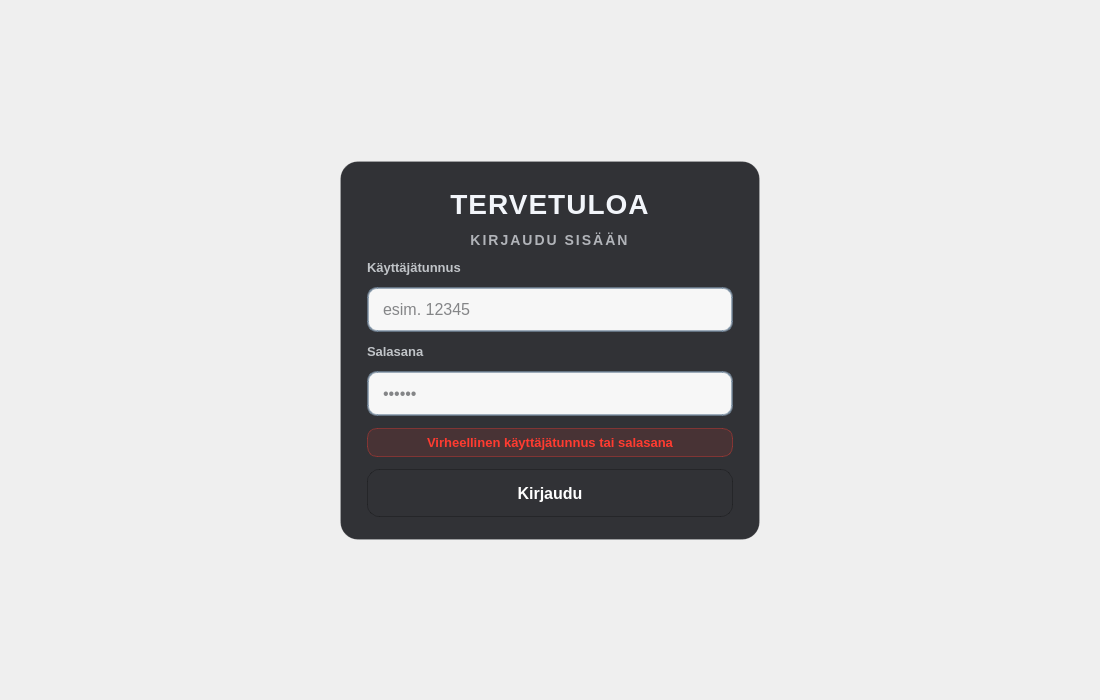
25kmo-project/group_2, file bank-automat/mainwindow.ui: the form before one commit.
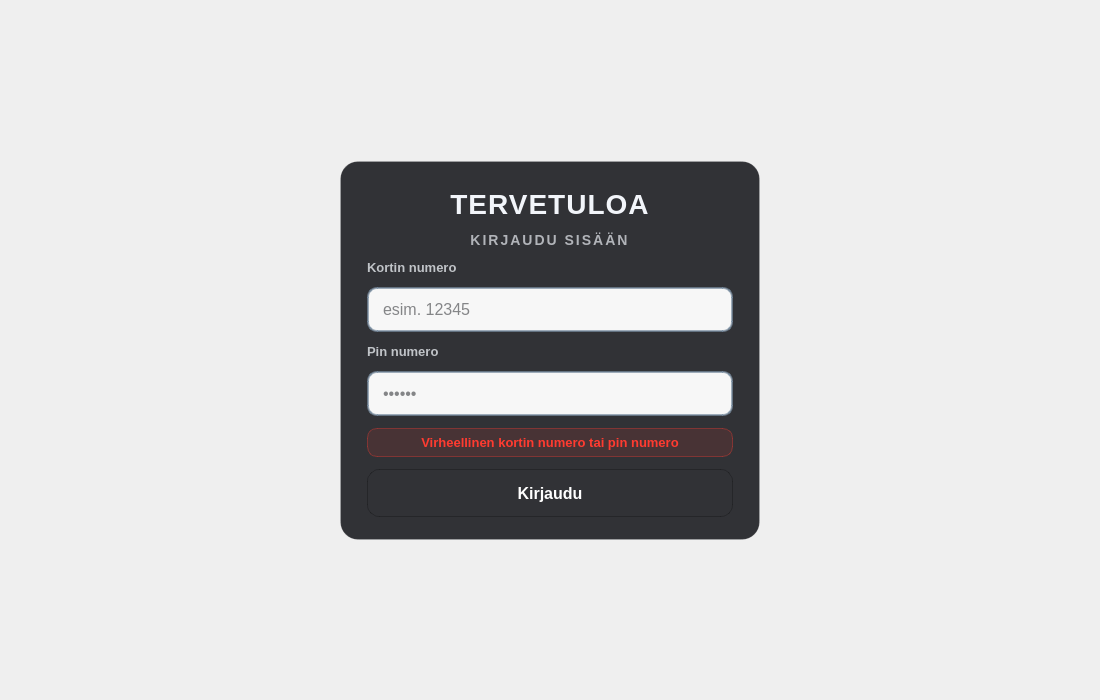
The form after the commit.

Commit message: Kortin lukitus kolmen väärän ysityksen jälkeen. Korjattu loginin tekstit ja ER-malli,seed.sql ja procedures.sql päivitetty.

Patch:
```diff
--- a/bank-automat/mainwindow.ui
+++ b/bank-automat/mainwindow.ui
@@ -203,7 +203,7 @@
        <item>
         <widget class="QLabel" name="userLabel">
          <property name="text">
-          <string>Käyttäjätunnus</string>
+          <string>Kortin numero</string>
          </property>
         </widget>
        </item>
@@ -223,7 +223,7 @@
        <item>
         <widget class="QLabel" name="passLabel">
          <property name="text">
-          <string>Salasana</string>
+          <string>Pin numero</string>
          </property>
         </widget>
        </item>
@@ -249,7 +249,7 @@
           <bool>false</bool>
          </property>
          <property name="text">
-          <string>Virheellinen käyttäjätunnus tai salasana</string>
+          <string>Virheellinen kortin numero tai pin numero</string>
          </property>
          <property name="alignment">
           <set>Qt::AlignmentFlag::AlignCenter</set>
```
The commit also changes 6 other files.
